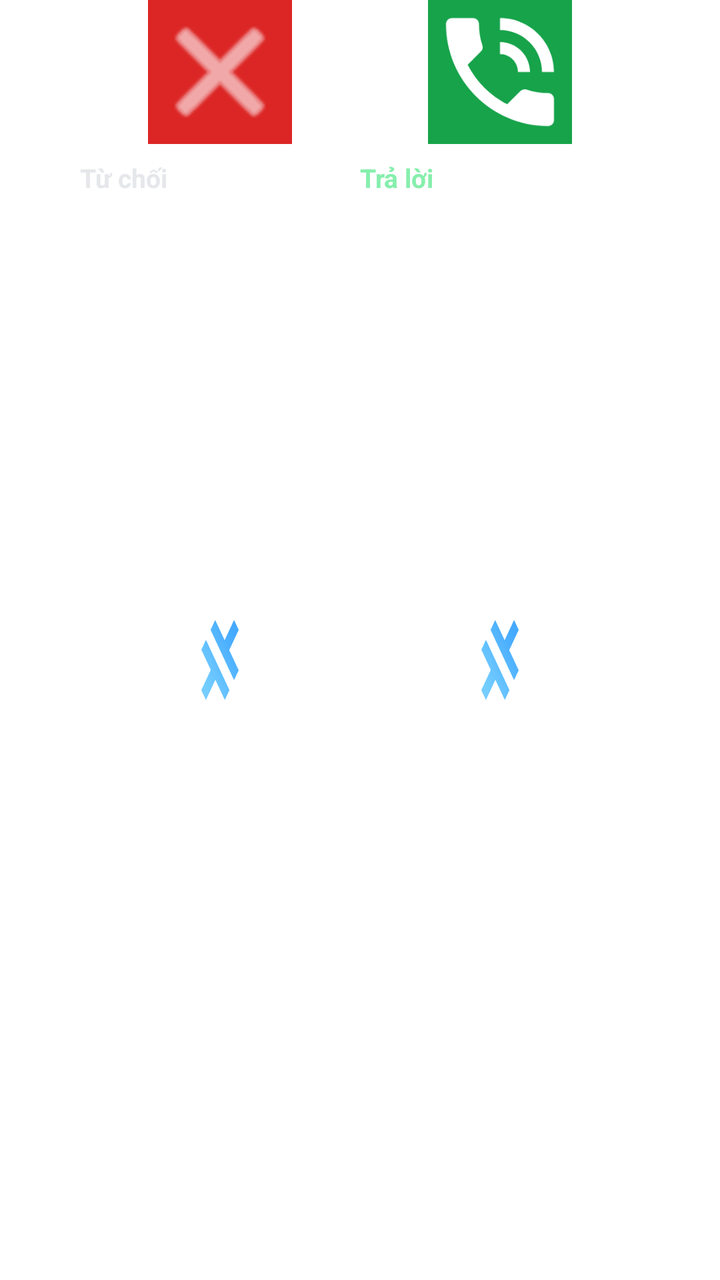
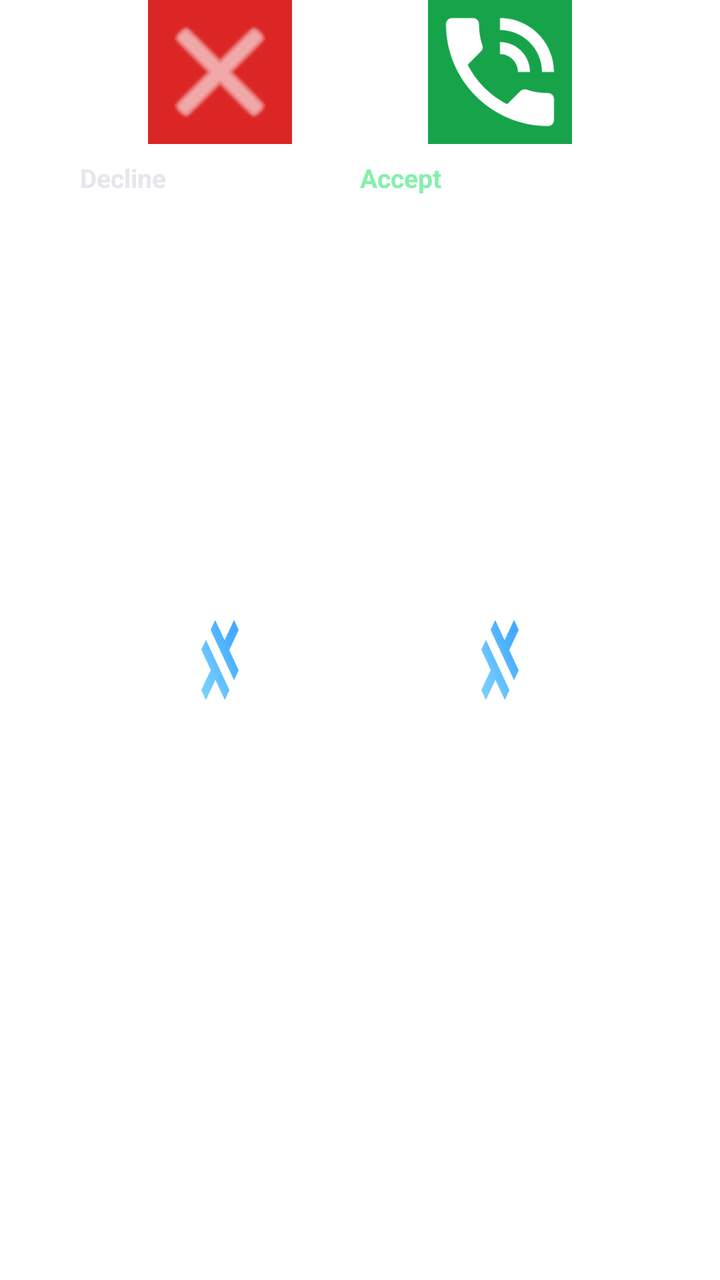

An Android layout rendered at two revisions. The XML below is the earlier revision; the diff shows what the commit changed to produce the second picture.
<!-- AndroidManifest.xml: activity theme AppTheme.NoActionBarLaunch -->
<!-- res/layout/activity_incoming_call.xml -->
<?xml version="1.0" encoding="utf-8"?>
<RelativeLayout xmlns:android="http://schemas.android.com/apk/res/android"
    android:layout_width="match_parent"
    android:layout_height="match_parent"
    android:background="#0A0808">

    
    <View
        android:layout_width="match_parent"
        android:layout_height="match_parent"
        android:background="#150808" />

    
    <LinearLayout
        android:layout_width="match_parent"
        android:layout_height="wrap_content"
        android:layout_alignParentTop="true"
        android:layout_marginTop="60dp"
        android:gravity="center_horizontal"
        android:orientation="vertical"
        android:padding="20dp">

        <TextView
            android:id="@+id/tvIncomingTitle"
            android:layout_width="wrap_content"
            android:layout_height="wrap_content"
            android:text="CUỘC GỌI ĐẾN TỪ BẮC CỰC"
            android:textColor="#FBBF24"
            android:textSize="12sp"
            android:textStyle="bold"
            android:letterSpacing="0.1" />

        <TextView
            android:id="@+id/tvIncomingCallerName"
            android:layout_width="wrap_content"
            android:layout_height="wrap_content"
            android:layout_marginTop="8dp"
            android:text="Ông Già Noel"
            android:textColor="#FEF3C7"
            android:textSize="32sp"
            android:textStyle="bold" />

        <TextView
            android:id="@+id/tvIncomingNumber"
            android:layout_width="wrap_content"
            android:layout_height="wrap_content"
            android:layout_marginTop="4dp"
            android:text="+1 (225) SANTA-CLAUS"
            android:textColor="#E5E7EB"
            android:textSize="14sp" />

        <TextView
            android:id="@+id/tvSpecialForChild"
            android:layout_width="wrap_content"
            android:layout_height="wrap_content"
            android:layout_marginTop="12dp"
            android:background="#271919"
            android:paddingStart="14dp"
            android:paddingEnd="14dp"
            android:paddingTop="6dp"
            android:paddingBottom="6dp"
            android:text="🎅 Cuộc gọi dành riêng cho Bé Yêu (5 tuổi)"
            android:textColor="#FDE68A"
            android:textSize="12sp"
            android:textStyle="bold" />
    </LinearLayout>

    
    <RelativeLayout
        android:layout_width="160dp"
        android:layout_height="160dp"
        android:layout_centerInParent="true">

        <ImageView
            android:id="@+id/ivIncomingAvatar"
            android:layout_width="160dp"
            android:layout_height="160dp"
            android:src="@drawable/splash"
            android:scaleType="centerCrop" />
    </RelativeLayout>

    
    <LinearLayout
        android:layout_width="match_parent"
        android:layout_height="wrap_content"
        android:layout_alignParentBottom="true"
        android:layout_marginBottom="60dp"
        android:gravity="center"
        android:orientation="horizontal"
        android:paddingStart="40dp"
        android:paddingEnd="40dp">

        
        <LinearLayout
            android:layout_width="0dp"
            android:layout_height="wrap_content"
            android:layout_weight="1"
            android:gravity="center_horizontal"
            android:orientation="vertical">

            <ImageButton
                android:id="@+id/btnDeclineCall"
                android:layout_width="72dp"
                android:layout_height="72dp"
                android:background="#DC2626"
                android:src="@android:drawable/ic_menu_close_clear_cancel"
                android:tint="#FFFFFF"
                android:contentDescription="Từ chối" />

            <TextView
                android:id="@+id/tvDeclineLabel"
                android:layout_width="wrap_content"
                android:layout_height="wrap_content"
                android:layout_marginTop="8dp"
                android:text="Từ chối"
                android:textColor="#E5E7EB"
                android:textSize="13sp"
                android:textStyle="bold" />
        </LinearLayout>

        
        <LinearLayout
            android:layout_width="0dp"
            android:layout_height="wrap_content"
            android:layout_weight="1"
            android:gravity="center_horizontal"
            android:orientation="vertical">

            <ImageButton
                android:id="@+id/btnAcceptCall"
                android:layout_width="72dp"
                android:layout_height="72dp"
                android:background="#16A34A"
                android:src="@android:drawable/stat_sys_speakerphone"
                android:tint="#FFFFFF"
                android:contentDescription="Trả lời" />

            <TextView
                android:id="@+id/tvAcceptLabel"
                android:layout_width="wrap_content"
                android:layout_height="wrap_content"
                android:layout_marginTop="8dp"
                android:text="Trả lời"
                android:textColor="#86EFAC"
                android:textSize="13sp"
                android:textStyle="bold" />
        </LinearLayout>
    </LinearLayout>

</RelativeLayout>
<!-- resources referenced by this layout -->
<resources>
  <!-- drawable splash: png bitmap (drawable, 4040 bytes) -->
  <style name="AppTheme.NoActionBarLaunch" parent="Theme.SplashScreen">
          <item name="android:background">@drawable/splash</item>
      </style>
</resources>

<!-- the commit's change to res/layout/activity_incoming_call.xml (unified diff, before → after) -->
@@ -24,7 +24,7 @@
             android:id="@+id/tvIncomingTitle"
             android:layout_width="wrap_content"
             android:layout_height="wrap_content"
-            android:text="CUỘC GỌI ĐẾN TỪ BẮC CỰC"
+            android:text="INCOMING CALL FROM NORTH POLE"
             android:textColor="#FBBF24"
             android:textSize="12sp"
             android:textStyle="bold"
@@ -35,7 +35,7 @@
             android:layout_width="wrap_content"
             android:layout_height="wrap_content"
             android:layout_marginTop="8dp"
-            android:text="Ông Già Noel"
+            android:text="Santa Claus"
             android:textColor="#FEF3C7"
             android:textSize="32sp"
             android:textStyle="bold" />
@@ -59,7 +59,7 @@
             android:paddingEnd="14dp"
             android:paddingTop="6dp"
             android:paddingBottom="6dp"
-            android:text="🎅 Cuộc gọi dành riêng cho Bé Yêu (5 tuổi)"
+            android:text="🎅 Special call for Little Star (5 yo)!"
             android:textColor="#FDE68A"
             android:textSize="12sp"
             android:textStyle="bold" />
@@ -105,14 +105,14 @@
                 android:background="#DC2626"
                 android:src="@android:drawable/ic_menu_close_clear_cancel"
                 android:tint="#FFFFFF"
-                android:contentDescription="Từ chối" />
+                android:contentDescription="Decline" />
 
             <TextView
                 android:id="@+id/tvDeclineLabel"
                 android:layout_width="wrap_content"
                 android:layout_height="wrap_content"
                 android:layout_marginTop="8dp"
-                android:text="Từ chối"
+                android:text="Decline"
                 android:textColor="#E5E7EB"
                 android:textSize="13sp"
                 android:textStyle="bold" />
@@ -133,14 +133,14 @@
                 android:background="#16A34A"
                 android:src="@android:drawable/stat_sys_speakerphone"
                 android:tint="#FFFFFF"
-                android:contentDescription="Trả lời" />
+                android:contentDescription="Accept" />
 
             <TextView
                 android:id="@+id/tvAcceptLabel"
                 android:layout_width="wrap_content"
                 android:layout_height="wrap_content"
                 android:layout_marginTop="8dp"
-                android:text="Trả lời"
+                android:text="Accept"
                 android:textColor="#86EFAC"
                 android:textSize="13sp"
                 android:textStyle="bold" />
